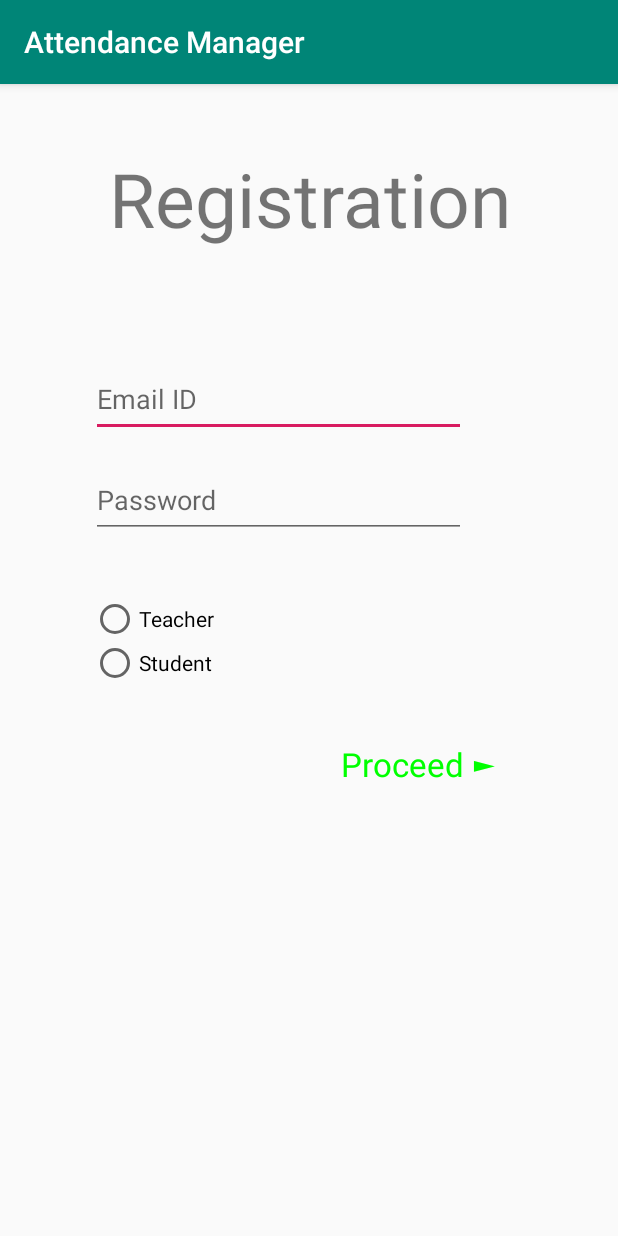
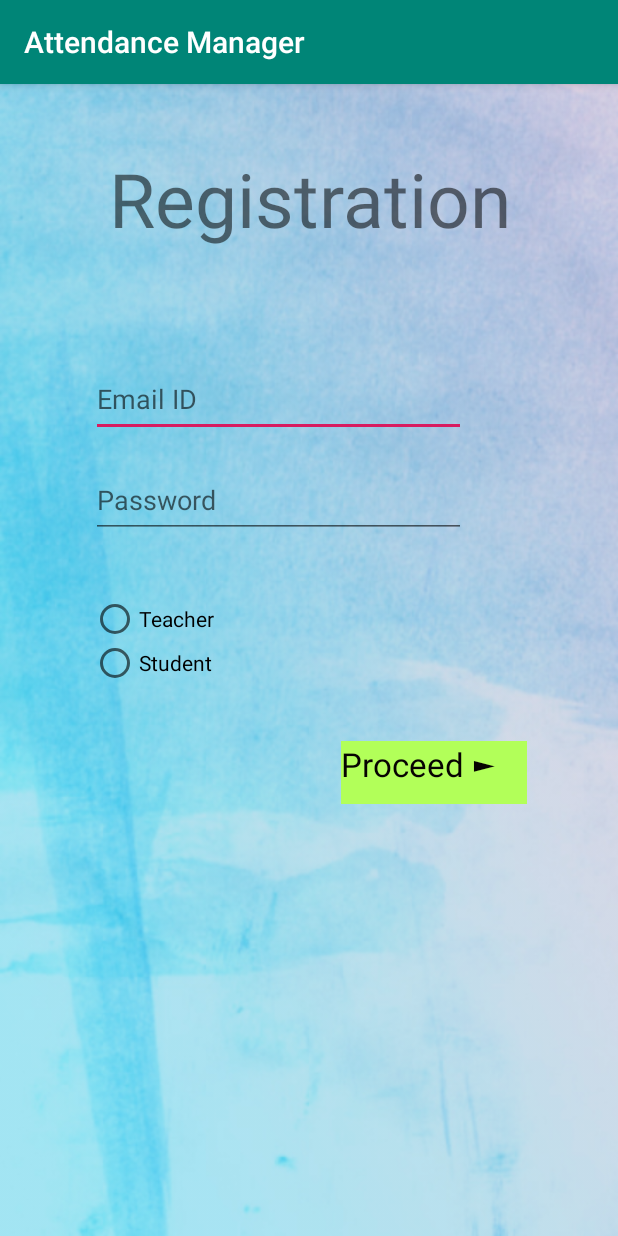
Before and after one commit to LogaN210101/Attendance-Manager, an Android app: the screen it shows after launch (Registration), after a tap on "Don't have an Account? REGISTER here", on a phone screen of 412 x 824 dp. Run offline under Robolectric (Android 15) with nearby library versions, the light colour scheme and no system bars; our stand-ins replace Firebase (no records; nobody signed in at launch, a user with empty details on screens opened directly).

Commit message:
background added to registration page

```diff
--- a/app/src/main/java/com/example/attendancemanager/MainActivity.java
+++ b/app/src/main/java/com/example/attendancemanager/MainActivity.java
@@ -7,6 +7,8 @@ import android.app.ProgressDialog;
 import android.content.Intent;
 import android.os.Bundle;
 import android.view.View;
+import android.view.Window;
+import android.view.WindowManager;
 import android.widget.Button;
 import android.widget.EditText;
 import android.widget.TextView;
@@ -33,6 +35,8 @@ public class MainActivity extends AppCompatActivity implements View.OnClickListe
     @Override
     protected void onCreate(Bundle savedInstanceState) {
         super.onCreate(savedInstanceState);
+        requestWindowFeature(Window.FEATURE_NO_TITLE);
+        getWindow().setFlags(WindowManager.LayoutParams.FLAG_FULLSCREEN, WindowManager.LayoutParams.FLAG_FULLSCREEN);
         setContentView(R.layout.activity_main);
         sign=findViewById(R.id.signin);
         ue=findViewById(R.id.email);
@@ -43,7 +47,7 @@ public class MainActivity extends AppCompatActivity implements View.OnClickListe
         tvreg=findViewById(R.id.register);
         tvreg.setOnClickListener(this);
         if(auth.getCurrentUser()!=null){
-            calllogin();
+            //calllogin();
         }
         db= FirebaseDatabase.getInstance().getReference().child("Types");
     }
--- a/app/src/main/java/com/example/attendancemanager/Registration.java
+++ b/app/src/main/java/com/example/attendancemanager/Registration.java
@@ -19,6 +19,8 @@ import android.text.TextUtils;
 
 import android.view.View;
 
+import android.view.Window;
+import android.view.WindowManager;
 import android.widget.AdapterView;
 
 import android.widget.ArrayAdapter;
@@ -64,6 +66,8 @@ public class Registration extends AppCompatActivity {
     @Override
     protected void onCreate(Bundle savedInstanceState) {
         super.onCreate(savedInstanceState);
+        requestWindowFeature(Window.FEATURE_NO_TITLE);
+        getWindow().setFlags(WindowManager.LayoutParams.FLAG_FULLSCREEN, WindowManager.LayoutParams.FLAG_FULLSCREEN);
         setContentView(R.layout.activity_registration);
         progress = new ProgressDialog(this);
         firebaseAuth = FirebaseAuth.getInstance();
@@ -79,7 +83,6 @@ public class Registration extends AppCompatActivity {
         student = findViewById(R.id.rstudent);
         hd=findViewById(R.id.heading);
         next = findViewById(R.id.proceed);
-        next.setTextColor(Color.GREEN);
 
         //For details part after registration
         nm = findViewById(R.id.name);
--- a/app/src/main/java/com/example/attendancemanager/Studentsubs.java
+++ b/app/src/main/java/com/example/attendancemanager/Studentsubs.java
@@ -6,6 +6,8 @@ import androidx.appcompat.app.AppCompatActivity;
 import android.content.DialogInterface;
 import android.os.Bundle;
 import android.view.View;
+import android.view.Window;
+import android.view.WindowManager;
 import android.widget.Button;
 import android.widget.CheckBox;
 import android.widget.Toast;
@@ -18,6 +20,8 @@ public class Studentsubs extends AppCompatActivity {
     @Override
     protected void onCreate(Bundle savedInstanceState) {
         super.onCreate(savedInstanceState);
+        requestWindowFeature(Window.FEATURE_NO_TITLE);
+        getWindow().setFlags(WindowManager.LayoutParams.FLAG_FULLSCREEN, WindowManager.LayoutParams.FLAG_FULLSCREEN);
         setContentView(R.layout.activity_studentsubs);
         save=findViewById(R.id.saveinfo);
         //Linking all the subjects
--- a/app/src/main/res/layout/activity_registration.xml
+++ b/app/src/main/res/layout/activity_registration.xml
@@ -5,6 +5,7 @@
     android:layout_width="match_parent"
     android:layout_height="match_parent"
     android:id="@+id/lt"
+    android:background="@drawable/back"
     tools:context=".Registration">
     <TextView
         android:id="@+id/heading"
@@ -76,7 +77,9 @@
         android:id="@+id/proceed"
         android:layout_width="124dp"
         android:layout_height="42dp"
+        android:background="#B2FF59"
         android:text="Proceed ►"
+        android:textColor="#FC050000"
         android:textSize="22sp"
         app:layout_constraintBottom_toBottomOf="parent"
         app:layout_constraintEnd_toEndOf="parent"
@@ -170,6 +173,7 @@
         android:id="@+id/save"
         android:layout_width="wrap_content"
         android:layout_height="wrap_content"
+        android:background="#536DFE"
         android:text="Save"
         app:layout_constraintBottom_toBottomOf="parent"
         app:layout_constraintEnd_toEndOf="parent"
```
